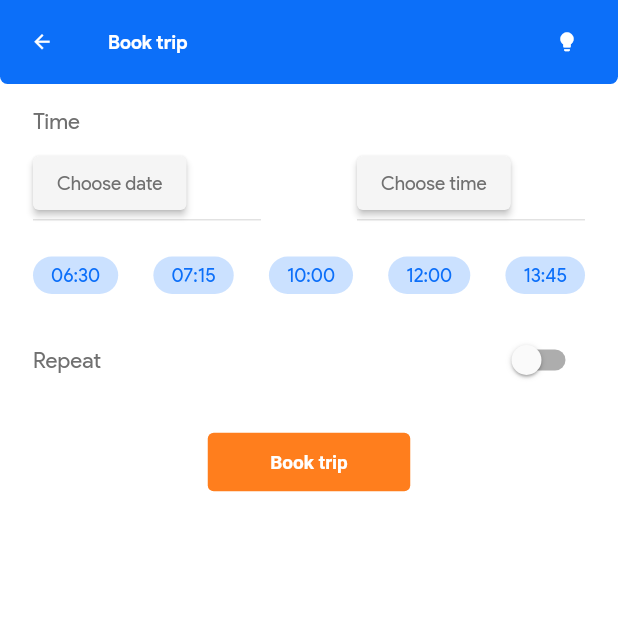
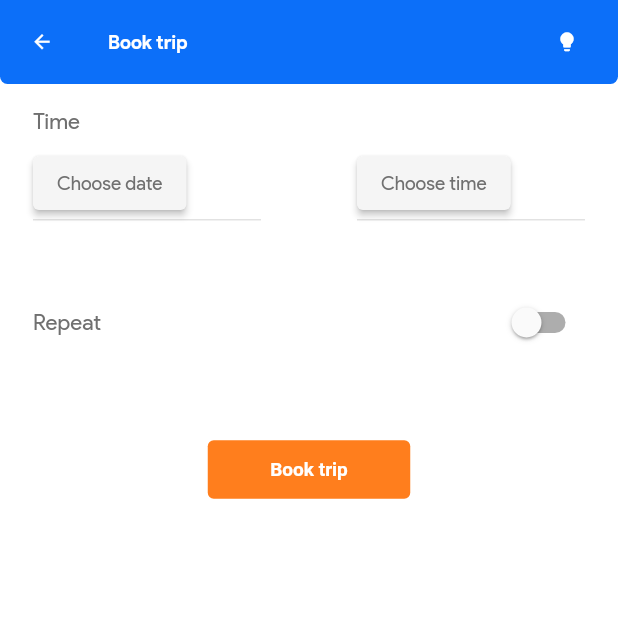
Before and after one commit to TamNguyen8021/Biike-user, a Flutter app: the BookScheduleTripPage screen opened by its route, on a phone screen of 412 x 824 dp, the top half of it. Run offline on Flutter 3.47's test engine with Material 2 defaults, Android fonts, the phone set to English and light mode, and no system bars; our stand-ins replace awesome_dialog, camera, carousel_slider, circular_profile_avatar, device_info_plus, dio and 18 more; missing offline and left inert: flutter_logs; accounts and stored records are empty; generated files the repository leaves out were written again; project files that could hold a hidden picture were left out.

Commit message:
Fix UI bug in 'book_schedule_trip' screen
Signed-off-by: Tam Nguyen <tamntt8021@gmail.com>

```diff
--- a/lib/app/localization/en_US/en_us_translations.dart
+++ b/lib/app/localization/en_US/en_us_translations.dart
@@ -302,13 +302,13 @@ final Map<String, String> en = {
   'kUnBlock': 'Unblock',
 
   // date
-  'kMonday': 'MON',
-  'kTuesday': 'TUE',
-  'kWednesday': 'WED',
-  'kThursday': 'THU',
-  'kFriday': 'FRI',
-  'kSaturday': 'SAT',
-  'kSunday': 'SUN',
+  'kMonday': 'Mon',
+  'kTuesday': 'Tue',
+  'kWednesday': 'Wed',
+  'kThursday': 'Thu',
+  'kFriday': 'Fri',
+  'kSaturday': 'Sat',
+  'kSunday': 'Sun',
 }..addAll(<String, String>{
     // Error message
     'kError': 'Error!',
--- a/lib/app/ui/android/pages/book_trip/book_schedule_trip_page.dart
+++ b/lib/app/ui/android/pages/book_trip/book_schedule_trip_page.dart
@@ -3,7 +3,6 @@ import 'package:bikes_user/app/data/enums/date_enum.dart';
 import 'package:bikes_user/app/ui/android/pages/book_trip/widget/book_scheduled_trip_button.dart';
 import 'package:bikes_user/app/ui/android/widgets/buttons/choose_date_time_button.dart';
 import 'package:bikes_user/app/ui/android/widgets/buttons/date_button.dart';
-import 'package:bikes_user/app/ui/android/widgets/buttons/time_button.dart';
 import 'package:bikes_user/app/common/values/custom_strings.dart';
 import 'package:bikes_user/app/ui/android/widgets/appbars/custom_appbar.dart';
 import 'package:flutter/material.dart';
@@ -76,16 +75,16 @@ class BookScheduleTripPage extends StatelessWidget {
                   ],
                 ),
               ),
-              Row(
-                mainAxisAlignment: MainAxisAlignment.spaceBetween,
-                children: <Widget>[
-                  TimeButton(time: '06:30'),
-                  TimeButton(time: '07:15'),
-                  TimeButton(time: '10:00'),
-                  TimeButton(time: '12:00'),
-                  TimeButton(time: '13:45'),
-                ],
-              ),
+              // Row(
+              //   mainAxisAlignment: MainAxisAlignment.spaceBetween,
+              //   children: <Widget>[
+              //     TimeButton(time: '06:30'),
+              //     TimeButton(time: '07:15'),
+              //     TimeButton(time: '10:00'),
+              //     TimeButton(time: '12:00'),
+              //     TimeButton(time: '13:45'),
+              //   ],
+              // ),
               Padding(
                 padding: const EdgeInsets.only(top: 20.0),
                 child: Row(
@@ -112,11 +111,8 @@ class BookScheduleTripPage extends StatelessWidget {
               Obx(
                 () => Visibility(
                   visible: _bookTripController.isRepeated.value,
-                  child: Column(
-                    crossAxisAlignment: CrossAxisAlignment.start,
-                    children: <Widget>[
-                      Wrap(
-                          // crossAxisAlignment: const CrossAxisAlignment.stretch,
+                  child: Row(
+                    mainAxisAlignment: MainAxisAlignment.spaceEvenly,
                     children: <Widget>[
                       DateButton(date: Date.monday),
                       DateButton(date: Date.tuesday),
@@ -125,7 +121,6 @@ class BookScheduleTripPage extends StatelessWidget {
                       DateButton(date: Date.friday),
                       DateButton(date: Date.saturday),
                       DateButton(date: Date.sunday),
-                          ]),
                     ],
                   ),
                 ),
--- a/lib/app/ui/android/pages/book_trip/widget/book_scheduled_trip_button.dart
+++ b/lib/app/ui/android/pages/book_trip/widget/book_scheduled_trip_button.dart
@@ -16,23 +16,21 @@ class BookScheduledTripButton extends StatelessWidget {
     if (result is bool) {
       Get.offAllNamed(CommonRoutes.HOME);
     } else {
-      CommonFunctions().showErrorDialog(context: context,
-          message: result);
+      CommonFunctions().showErrorDialog(context: context, message: result);
     }
   }
 
   @override
   Widget build(BuildContext context) {
     return Padding(
-      padding: const EdgeInsets.only(top: 20.0),
+      padding: const EdgeInsets.only(top: 50.0),
       child: Center(
         child: CustomTextButton(
-          backgroundColor: CustomColors.kOrange,
-          foregroundColor: Colors.white,
-          width: 135,
-          text: CustomStrings.kBookScheduleTrip.tr,
-          onPressedFunc: () => _bookScheduledTrip(context)
-        ),
+            backgroundColor: CustomColors.kOrange,
+            foregroundColor: Colors.white,
+            width: 135,
+            text: CustomStrings.kBookScheduleTrip.tr,
+            onPressedFunc: () => _bookScheduledTrip(context)),
       ),
     );
   }
--- a/lib/app/ui/android/widgets/buttons/date_button.dart
+++ b/lib/app/ui/android/widgets/buttons/date_button.dart
@@ -18,7 +18,9 @@ class DateButton extends StatelessWidget {
     return Obx(
       () => GestureDetector(
         child: Container(
-          padding: const EdgeInsets.all(10.0),
+          width: 35,
+          padding: const EdgeInsets.symmetric(vertical: 10.0),
+          margin: const EdgeInsets.only(right: 8.0),
           decoration: BoxDecoration(
               shape: BoxShape.circle,
               color: buttonColor.value,
@@ -35,6 +37,7 @@ class DateButton extends StatelessWidget {
                 .textTheme
                 .bodyText1!
                 .copyWith(fontWeight: FontWeight.bold),
+            textAlign: TextAlign.center,
           ),
         ),
         onTap: () {
```
Lines whose indentation alone changed are shown as unchanged.
